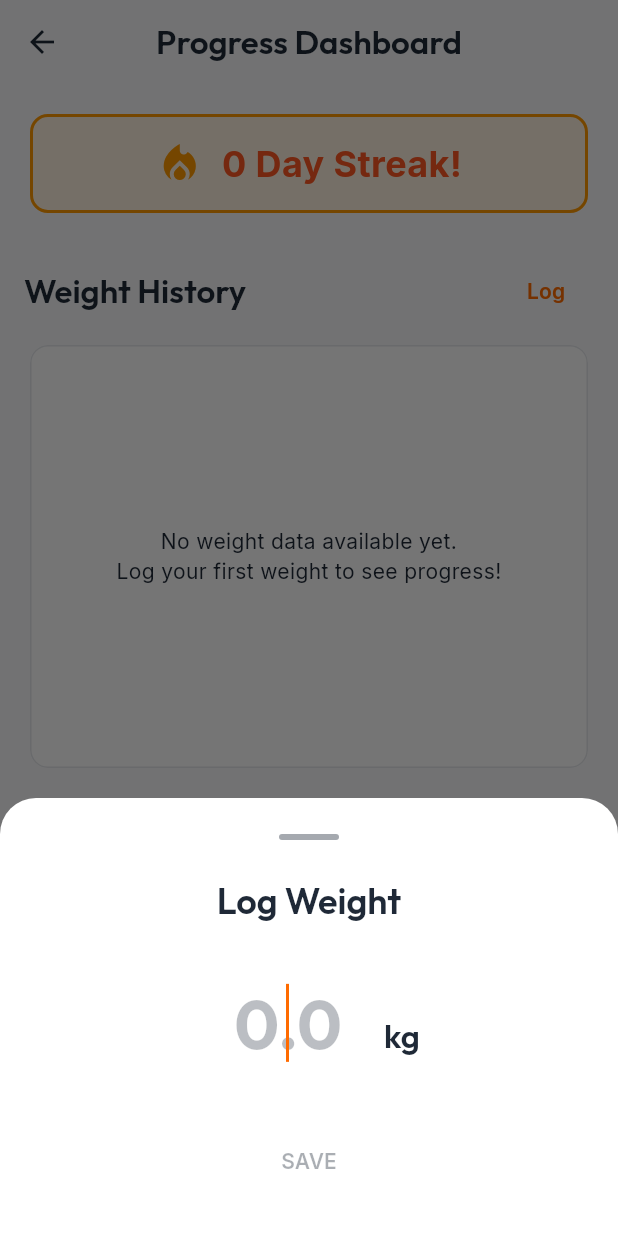
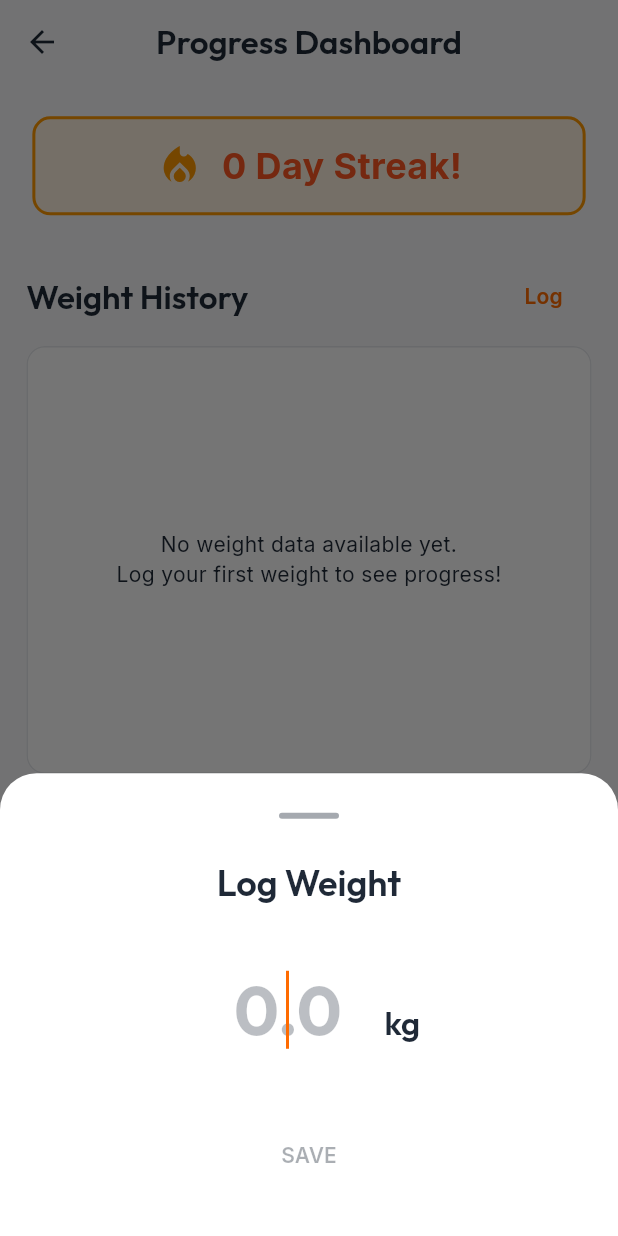
Before and after one commit to thanseer02/fitness_app, a Flutter app: the ProgressTab screen opened directly, after a tap on "Log", on a phone screen of 412 x 824 dp. Run offline on Flutter 3.47's test engine with Material 3 defaults, Android fonts, the phone set to English and light mode, and no system bars; our stand-ins replace fl_chart, flutter_local_notifications, flutter_screenutil, google_fonts, isar, timezone; accounts and stored records are empty; generated files the repository leaves out were written again.

Commit message:
feat: integrate flutter_screenutil to enable responsive UI scaling across the application

```diff
--- a/lib/core/theme/app_constants.dart
+++ b/lib/core/theme/app_constants.dart
@@ -1,26 +1,25 @@
 import 'package:flutter/material.dart';
+import 'package:flutter_screenutil/flutter_screenutil.dart';
 
 class AppSpacing {
-  static const double xs = 4.0;
-  static const double sm = 8.0;
-  static const double md = 16.0;
-  static const double lg = 24.0;
-  static const double xl = 32.0;
-  static const double xxl = 48.0;
+  static double get xs => 4.0.w;
+  static double get sm => 8.0.w;
+  static double get md => 16.0.w;
+  static double get lg => 24.0.w;
+  static double get xl => 32.0.w;
+  static double get xxl => 48.0.w;
 }
 
 class AppRadius {
-  static const double sm = 8.0;
-  static const double md = 12.0;
-  static const double lg = 16.0;
-  static const double xl = 24.0;
-  static const double round = 99.0;
+  static double get sm => 8.0.r;
+  static double get md => 12.0.r;
+  static double get lg => 16.0.r;
+  static double get xl => 24.0.r;
+  static double get round => 99.0.r;
 
-  static const BorderRadius smRadius = BorderRadius.all(Radius.circular(sm));
-  static const BorderRadius mdRadius = BorderRadius.all(Radius.circular(md));
-  static const BorderRadius lgRadius = BorderRadius.all(Radius.circular(lg));
-  static const BorderRadius xlRadius = BorderRadius.all(Radius.circular(xl));
-  static const BorderRadius roundRadius = BorderRadius.all(
-    Radius.circular(round),
-  );
+  static BorderRadius get smRadius => BorderRadius.all(Radius.circular(sm));
+  static BorderRadius get mdRadius => BorderRadius.all(Radius.circular(md));
+  static BorderRadius get lgRadius => BorderRadius.all(Radius.circular(lg));
+  static BorderRadius get xlRadius => BorderRadius.all(Radius.circular(xl));
+  static BorderRadius get roundRadius => BorderRadius.all(Radius.circular(round));
 }
--- a/lib/features/nutrition/view/widgets/today_macros_card.dart
+++ b/lib/features/nutrition/view/widgets/today_macros_card.dart
@@ -15,7 +15,7 @@ class TodayMacrosCard extends StatelessWidget {
     final targets = viewModel.targets;
 
     return AppCard(
-      padding: const EdgeInsets.all(AppSpacing.lg),
+      padding: EdgeInsets.all(AppSpacing.lg),
       child: Column(
         crossAxisAlignment: CrossAxisAlignment.start,
         children: [
@@ -23,7 +23,7 @@ class TodayMacrosCard extends StatelessWidget {
             'Today\'s Macros',
             style: Theme.of(context).textTheme.titleLarge?.copyWith(fontWeight: FontWeight.bold),
           ),
-          const SizedBox(height: AppSpacing.lg),
+          SizedBox(height: AppSpacing.lg),
           Row(
             mainAxisAlignment: MainAxisAlignment.spaceEvenly,
             children: [
@@ -82,7 +82,7 @@ class TodayMacrosCard extends StatelessWidget {
             ],
           ),
         ),
-        const SizedBox(height: AppSpacing.sm),
+        SizedBox(height: AppSpacing.sm),
         Text(
           label,
           style: Theme.of(context).textTheme.labelMedium?.copyWith(
--- a/lib/features/progress/view/progress_tab.dart
+++ b/lib/features/progress/view/progress_tab.dart
@@ -41,13 +41,13 @@ class ProgressTab extends StatelessWidget {
           }
 
           return SingleChildScrollView(
-            padding: const EdgeInsets.all(AppSpacing.md),
+            padding: EdgeInsets.all(AppSpacing.md),
             child: Column(
               crossAxisAlignment: CrossAxisAlignment.stretch,
               children: [
                 if (viewModel.streakData != null)
                   CurrentStreakCard(streakData: viewModel.streakData!),
-                const SizedBox(height: AppSpacing.lg),
+                SizedBox(height: AppSpacing.lg),
 
                 // Weight Tracker Chart
                 SectionHeader(
@@ -55,19 +55,19 @@ class ProgressTab extends StatelessWidget {
                   actionLabel: 'Log',
                   onActionPressed: () => _openLogWeightSheet(context),
                 ),
-                const SizedBox(height: AppSpacing.sm),
+                SizedBox(height: AppSpacing.sm),
                 AppCard(
-                  padding: const EdgeInsets.all(AppSpacing.md),
+                  padding: EdgeInsets.all(AppSpacing.md),
                   child: SizedBox(
                     height: 250,
                     child: WeightTrackerChart(entries: viewModel.weightHistory),
                   ),
                 ),
-                const SizedBox(height: AppSpacing.xl),
+                SizedBox(height: AppSpacing.xl),
 
                 // Stat Grid
                 const SectionHeader(title: 'All-Time Stats'),
-                const SizedBox(height: AppSpacing.sm),
+                SizedBox(height: AppSpacing.sm),
                 if (viewModel.stats != null)
                   GridView.count(
                     crossAxisCount: 2,
@@ -107,13 +107,13 @@ class ProgressTab extends StatelessWidget {
                       ),
                     ],
                   ),
-                const SizedBox(height: AppSpacing.xl),
+                SizedBox(height: AppSpacing.xl),
 
                 // Achievements
                 const SectionHeader(title: 'Achievements'),
-                const SizedBox(height: AppSpacing.sm),
+                SizedBox(height: AppSpacing.sm),
                 AchievementsList(achievements: viewModel.achievements),
-                const SizedBox(height: AppSpacing.xl),
+                SizedBox(height: AppSpacing.xl),
               ],
             ),
           );
@@ -131,7 +131,7 @@ class ProgressTab extends StatelessWidget {
   Widget _buildStatGridCard(BuildContext context, String title, String value, IconData icon, Color color) {
     final theme = Theme.of(context);
     return AppCard(
-      padding: const EdgeInsets.all(AppSpacing.md),
+      padding: EdgeInsets.all(AppSpacing.md),
       child: Column(
         mainAxisAlignment: MainAxisAlignment.center,
         crossAxisAlignment: CrossAxisAlignment.start,
@@ -152,7 +152,7 @@ class ProgressTab extends StatelessWidget {
           ),
           const Spacer(),
           Text(value, style: theme.textTheme.headlineMedium?.copyWith(fontWeight: FontWeight.bold, color: color)),
-          const SizedBox(height: AppSpacing.xs),
+          SizedBox(height: AppSpacing.xs),
           Text(title, style: theme.textTheme.labelMedium?.copyWith(color: theme.colorScheme.onSurfaceVariant)),
         ],
       ),
--- a/lib/features/progress/view/widgets/achievements_list.dart
+++ b/lib/features/progress/view/widgets/achievements_list.dart
@@ -20,9 +20,9 @@ class AchievementsList extends StatelessWidget {
           final ach = achievements[index];
           return Container(
             width: 120,
-            margin: const EdgeInsets.only(right: AppSpacing.md),
+            margin: EdgeInsets.only(right: AppSpacing.md),
             child: AppCard(
-              padding: const EdgeInsets.all(AppSpacing.md),
+              padding: EdgeInsets.all(AppSpacing.md),
               color: ach.isUnlocked ? AppColors.secondary.withValues(alpha: 0.15) : Theme.of(context).colorScheme.surfaceContainerHighest,
               child: Column(
                 mainAxisAlignment: MainAxisAlignment.center,
@@ -32,7 +32,7 @@ class AchievementsList extends StatelessWidget {
                     color: ach.isUnlocked ? AppColors.secondary : Theme.of(context).colorScheme.onSurfaceVariant.withValues(alpha: 0.5),
                     size: 36,
                   ),
-                  const SizedBox(height: AppSpacing.sm),
+                  SizedBox(height: AppSpacing.sm),
                   Text(
                     ach.title,
                     textAlign: TextAlign.center,
--- a/lib/features/progress/view/widgets/log_weight_sheet.dart
+++ b/lib/features/progress/view/widgets/log_weight_sheet.dart
@@ -56,7 +56,7 @@ class _LogWeightSheetState extends State<LogWeightSheet> {
       ),
       decoration: BoxDecoration(
         color: theme.colorScheme.surface,
-        borderRadius: const BorderRadius.vertical(top: Radius.circular(AppRadius.xl)),
+        borderRadius: BorderRadius.vertical(top: Radius.circular(AppRadius.xl)),
       ),
       child: Column(
         mainAxisSize: MainAxisSize.min,
@@ -64,14 +64,14 @@ class _LogWeightSheetState extends State<LogWeightSheet> {
           Container(
             width: 40,
             height: 4,
-            margin: const EdgeInsets.only(bottom: AppSpacing.lg),
+            margin: EdgeInsets.only(bottom: AppSpacing.lg),
             decoration: BoxDecoration(
               color: theme.colorScheme.onSurfaceVariant.withValues(alpha: 0.4),
               borderRadius: AppRadius.roundRadius,
             ),
           ),
           Text('Log Weight', style: theme.textTheme.headlineSmall),
-          const SizedBox(height: AppSpacing.xl),
+          SizedBox(height: AppSpacing.xl),
           Row(
             mainAxisAlignment: MainAxisAlignment.center,
             crossAxisAlignment: CrossAxisAlignment.baseline,
@@ -92,11 +92,11 @@ class _LogWeightSheetState extends State<LogWeightSheet> {
                   autofocus: true,
                 ),
               ),
-              const SizedBox(width: AppSpacing.xs),
+              SizedBox(width: AppSpacing.xs),
               Text('kg', style: theme.textTheme.titleLarge?.copyWith(color: theme.colorScheme.onSurfaceVariant)),
             ],
           ),
-          const SizedBox(height: AppSpacing.xl),
+          SizedBox(height: AppSpacing.xl),
           SizedBox(
             width: double.infinity,
             child: AppButton(
--- a/lib/features/progress/view/widgets/weight_tracker_chart.dart
+++ b/lib/features/progress/view/widgets/weight_tracker_chart.dart
@@ -4,6 +4,7 @@ import 'package:fitjourney/models/weight_entry.dart';
 import 'package:fitjourney/core/theme/app_colors.dart';
 import 'package:fitjourney/core/theme/app_constants.dart';
 import 'package:intl/intl.dart';
+import 'package:flutter_screenutil/flutter_screenutil.dart';
 
 class WeightTrackerChart extends StatelessWidget {
   final List<WeightEntry> entries;
@@ -38,7 +39,7 @@ class WeightTrackerChart extends StatelessWidget {
     final maxY = spots.map((e) => e.y).reduce((a, b) => a > b ? a : b) + 2;
 
     return Padding(
-      padding: const EdgeInsets.only(right: AppSpacing.md, top: AppSpacing.sm, bottom: AppSpacing.sm),
+      padding: EdgeInsets.only(right: AppSpacing.md, top: AppSpacing.sm, bottom: AppSpacing.sm),
       child: LineChart(
         LineChartData(
           minX: minX,
@@ -77,7 +78,7 @@ class WeightTrackerChart extends StatelessWidget {
             leftTitles: AxisTitles(
               sideTitles: SideTitles(
                 showTitles: true,
-                reservedSize: 40,
+                reservedSize: 40.w,
                 interval: 5,
                 getTitlesWidget: (value, meta) => Text(
                   value.toInt().toString(),
@@ -88,12 +89,12 @@ class WeightTrackerChart extends StatelessWidget {
             bottomTitles: AxisTitles(
               sideTitles: SideTitles(
                 showTitles: true,
-                reservedSize: 22,
+                reservedSize: 22.h,
                 getTitlesWidget: (value, meta) {
                   if (value == minX || value == maxX) {
                     final date = firstDate.add(Duration(days: value.toInt()));
                     return Padding(
-                      padding: const EdgeInsets.only(top: 8.0),
+                      padding: EdgeInsets.only(top: 8.0.h),
                       child: Text(
                         DateFormat('MMM d').format(date),
                         style: theme.textTheme.labelSmall?.copyWith(color: theme.colorScheme.onSurfaceVariant),
--- a/lib/shared/widgets/app_button.dart
+++ b/lib/shared/widgets/app_button.dart
@@ -28,7 +28,7 @@ class AppButton extends StatelessWidget {
         return FilledButton(
           onPressed: isLoading ? null : onPressed,
           style: FilledButton.styleFrom(
-            padding: const EdgeInsets.symmetric(vertical: AppSpacing.md, horizontal: AppSpacing.lg),
+            padding: EdgeInsets.symmetric(vertical: AppSpacing.md, horizontal: AppSpacing.lg),
             shape: RoundedRectangleBorder(borderRadius: AppRadius.smRadius),
           ),
           child: _buildContent(theme),
@@ -37,7 +37,7 @@ class AppButton extends StatelessWidget {
         return OutlinedButton(
           onPressed: isLoading ? null : onPressed,
           style: OutlinedButton.styleFrom(
-            padding: const EdgeInsets.symmetric(vertical: AppSpacing.md, horizontal: AppSpacing.lg),
+            padding: EdgeInsets.symmetric(vertical: AppSpacing.md, horizontal: AppSpacing.lg),
             shape: RoundedRectangleBorder(borderRadius: AppRadius.smRadius),
           ),
           child: _buildContent(theme),
@@ -46,7 +46,7 @@ class AppButton extends StatelessWidget {
         return TextButton(
           onPressed: isLoading ? null : onPressed,
           style: TextButton.styleFrom(
-            padding: const EdgeInsets.symmetric(vertical: AppSpacing.md, horizontal: AppSpacing.lg),
+            padding: EdgeInsets.symmetric(vertical: AppSpacing.md, horizontal: AppSpacing.lg),
             shape: RoundedRectangleBorder(borderRadius: AppRadius.smRadius),
           ),
           child: _buildContent(theme),
@@ -69,7 +69,7 @@ class AppButton extends StatelessWidget {
         mainAxisAlignment: MainAxisAlignment.center,
         children: [
           Icon(icon, size: 20),
-          const SizedBox(width: AppSpacing.sm),
+          SizedBox(width: AppSpacing.sm),
           Text(label, style: const TextStyle(fontWeight: FontWeight.w600)),
         ],
       );
--- a/lib/shared/widgets/app_card.dart
+++ b/lib/shared/widgets/app_card.dart
@@ -3,16 +3,20 @@ import '../../core/theme/app_constants.dart';
 
 class AppCard extends StatelessWidget {
   final Widget child;
-  final EdgeInsetsGeometry padding;
+  final EdgeInsetsGeometry? padding;
+  final EdgeInsetsGeometry? margin;
   final VoidCallback? onTap;
   final Color? color;
+  final BorderRadiusGeometry? borderRadius;
 
   const AppCard({
     super.key,
     required this.child,
-    this.padding = const EdgeInsets.all(AppSpacing.md),
+    this.padding,
+    this.margin,
+    this.color,
+    this.borderRadius,
     this.onTap,
-    this.color,
   });
 
   @override
@@ -20,8 +24,9 @@ class AppCard extends StatelessWidget {
     return Card(
       elevation: 0,
       color: color ?? Theme.of(context).colorScheme.surface,
+      margin: margin ?? EdgeInsets.zero,
       shape: RoundedRectangleBorder(
-        borderRadius: AppRadius.mdRadius,
+        borderRadius: borderRadius ?? AppRadius.mdRadius,
         side: BorderSide(
           color: Theme.of(context).dividerTheme.color ?? Colors.grey.shade300,
           width: 1,
@@ -31,7 +36,7 @@ class AppCard extends StatelessWidget {
       child: InkWell(
         onTap: onTap,
         child: Padding(
-          padding: padding,
+          padding: padding ?? EdgeInsets.all(AppSpacing.md),
           child: child,
         ),
       ),
--- a/lib/shared/widgets/stat_chip.dart
+++ b/lib/shared/widgets/stat_chip.dart
@@ -22,7 +22,7 @@ class StatChip extends StatelessWidget {
     final txtColor = textColor ?? theme.colorScheme.onPrimaryContainer;
 
     return Container(
-      padding: const EdgeInsets.symmetric(horizontal: AppSpacing.sm, vertical: AppSpacing.xs),
+      padding: EdgeInsets.symmetric(horizontal: AppSpacing.sm, vertical: AppSpacing.xs),
       decoration: BoxDecoration(
         color: bgColor,
         borderRadius: AppRadius.roundRadius,
--- a/pubspec.yaml
+++ b/pubspec.yaml
@@ -19,6 +19,7 @@ dependencies:
   timezone: ^0.11.1
   google_fonts: ^8.2.1
   intl: ^0.20.3
+  flutter_screenutil: ^5.9.3
 
 dev_dependencies:
   flutter_lints: ^6.0.0
```
Also changed, not shown: lib/core/theme/app_text_styles.dart (+21 -15 lines), lib/features/home/view/home_tab.dart (+17 -17 lines), lib/features/nutrition/view/widgets/food_quantity_sheet.dart (+8 -8 lines), lib/features/nutrition/view/widgets/food_search_sheet.dart (+11 -11 lines), lib/features/nutrition/view/widgets/meal_section.dart (+4 -4 lines), lib/features/profile/view/profile_tab.dart (+11 -11 lines), lib/features/workout/view/active_workout_screen.dart (+8 -8 lines), lib/features/workout/view/widgets/exercise_card.dart (+5 -5 lines), lib/features/workout/view/widgets/exercise_detail_sheet.dart (+13 -13 lines), lib/main.dart (+7 -1 lines), pubspec.lock.
